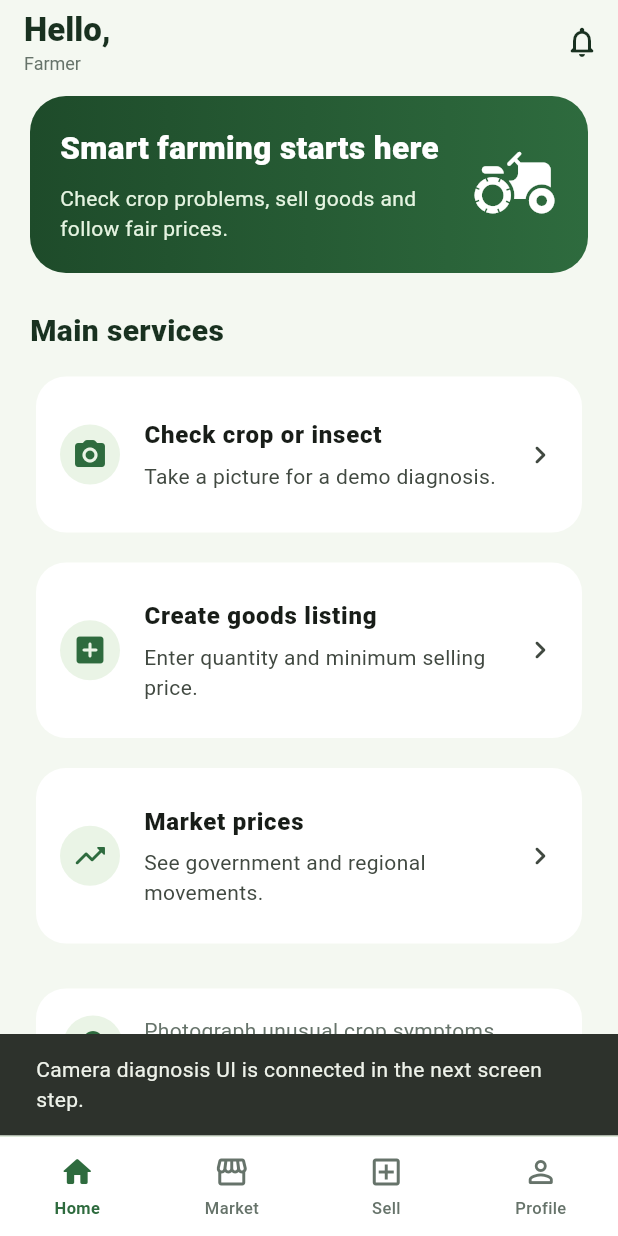
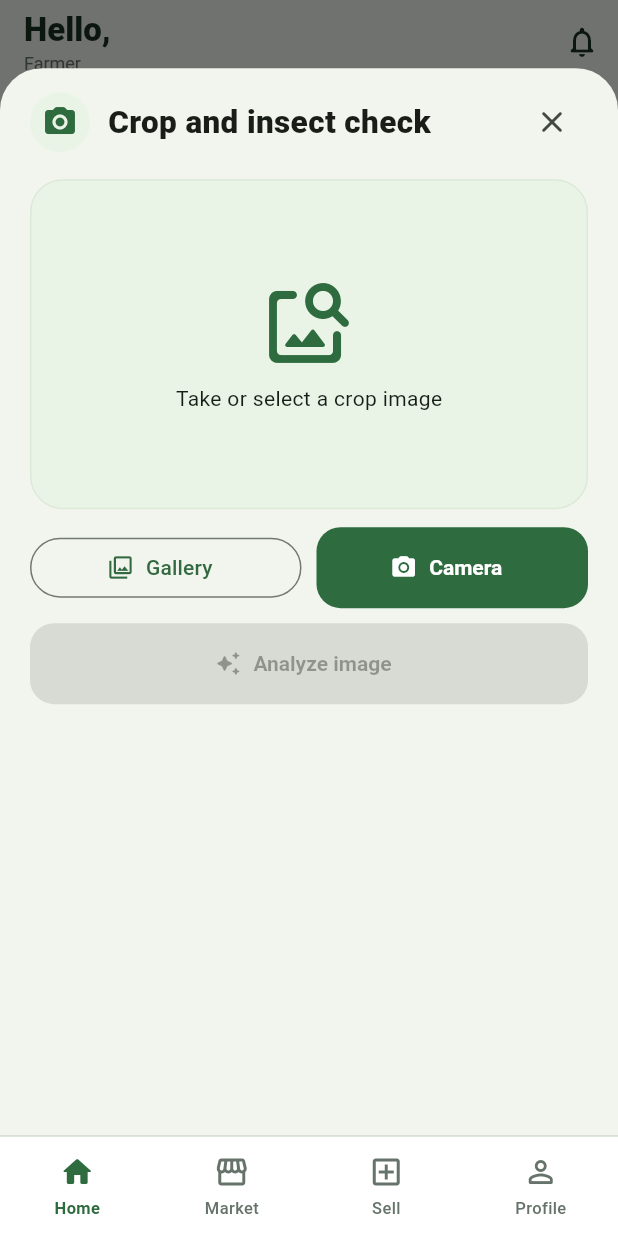
Before and after one commit to Rifatul-Islam-Munna/farmer-gov-asad-project, a Flutter app: the HomePage screen opened by its route, after a tap on "Check crop or insect", on a phone screen of 412 x 824 dp. Run offline on Flutter 3.47's test engine with Material 3 defaults, Android fonts, the phone set to English and light mode, and no system bars; our stand-ins replace auto_route, cached_network_image, dio, flutter_dotenv, flutter_secure_storage, freezed_annotation and 6 more; missing offline and left inert: cached_query, cached_query_flutter, cached_storage, onesignal_flutter; accounts and stored records are empty; generated files the repository leaves out were written again; statements that could not run were skipped.

Commit message:
feat(flutter): connect farmer dashboard to diagnosis flow

```diff
--- a/farmer/lib/features/home/presentation/pages/home_page.dart
+++ b/farmer/lib/features/home/presentation/pages/home_page.dart
@@ -4,6 +4,7 @@ import 'package:get_it/get_it.dart';
 
 import '../../../../core/storage/session_storage.dart';
 import '../../../../core/theme/app_theme.dart';
+import '../../../diagnosis/presentation/crop_diagnosis_panel.dart';
 import '../role_home_content.dart';
 
 @RoutePage()
@@ -102,11 +103,13 @@ class HomePage extends StatelessWidget {
                   if (action.tabIndex != null) {
                     context.tabsRouter.setActiveIndex(action.tabIndex!);
                   } else {
-                    ScaffoldMessenger.of(context).showSnackBar(
-                      const SnackBar(
-                        content: Text(
-                          'Camera diagnosis UI is connected in the next screen step.',
-                        ),
+                    showModalBottomSheet<void>(
+                      context: context,
+                      isScrollControlled: true,
+                      useSafeArea: true,
+                      builder: (_) => const FractionallySizedBox(
+                        heightFactor: 0.94,
+                        child: CropDiagnosisPanel(),
                       ),
                     );
                   }
```
